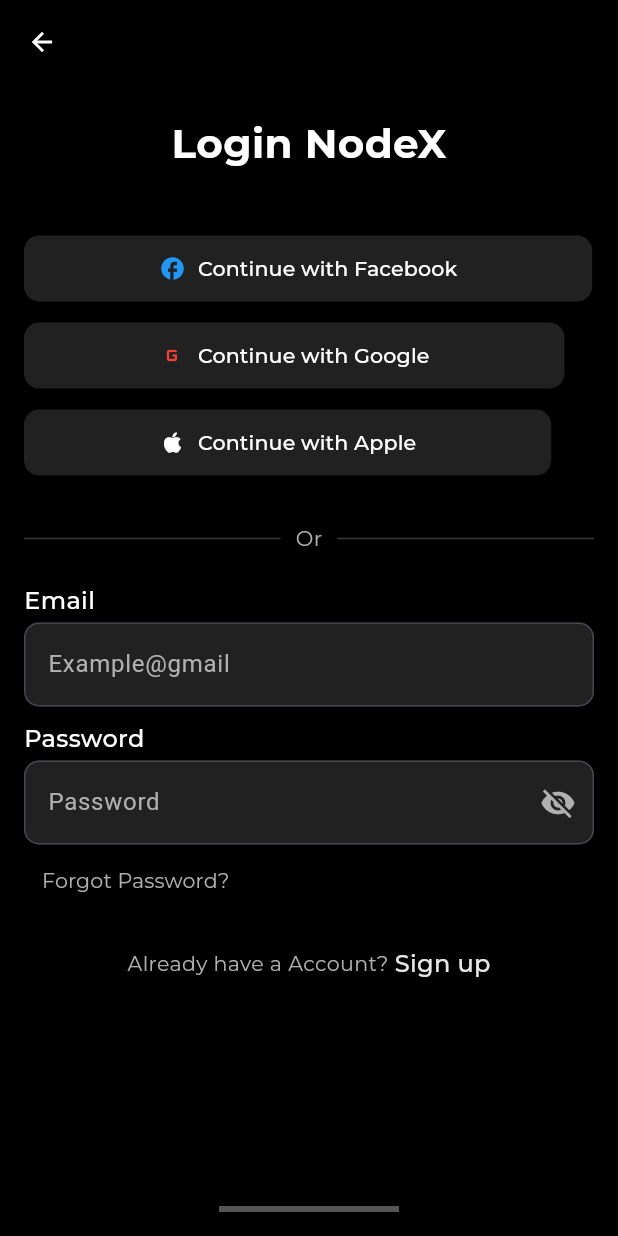
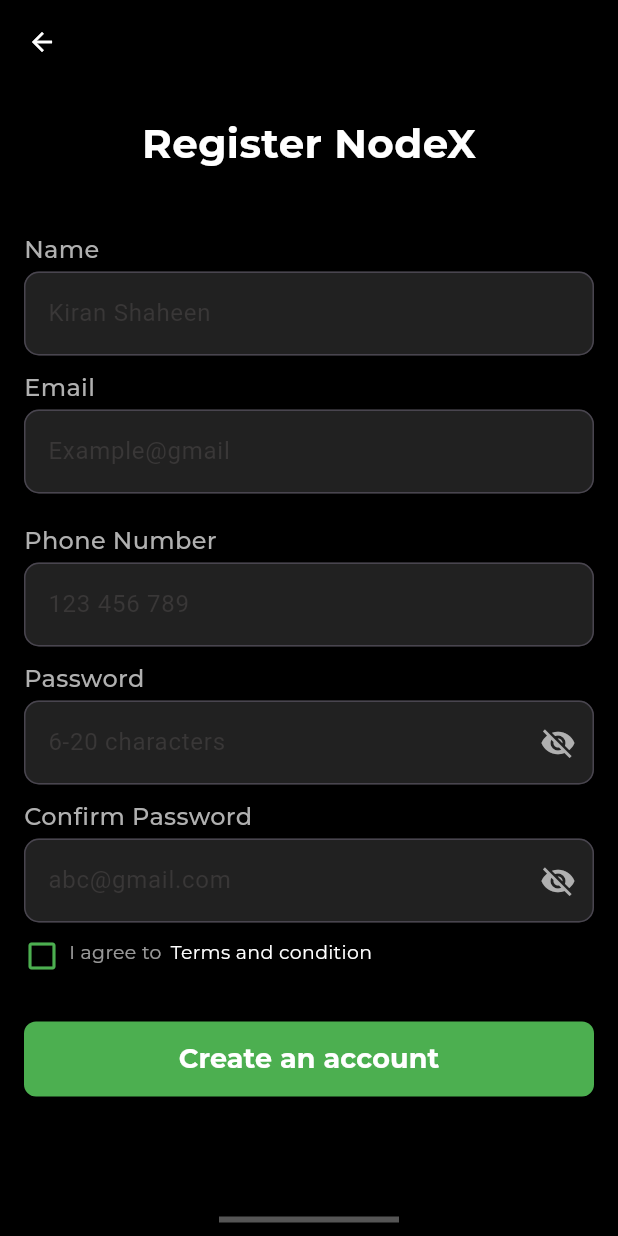
Before and after one commit to Amreen3601/nodex_wallet_app, a Flutter app: the LoginNodeXScreen screen opened by its route, after a tap on "Sign up", on a phone screen of 412 x 824 dp. Run offline on Flutter 3.47's test engine with Material 3 defaults, Android fonts, the phone set to English and light mode, and no system bars; our stand-ins replace flutter_screenutil, font_awesome_flutter, google_fonts.

Commit message:
registration page added

```diff
--- a/lib/constants/custom_widgets/custom_text_feild.dart
+++ b/lib/constants/custom_widgets/custom_text_feild.dart
@@ -8,6 +8,7 @@ class CustomTextField extends StatelessWidget {
   final IconData? suffixIcon;
   final bool isPassword;
   final VoidCallback? onSuffixIconTap;
+  final TextInputType keyboardType;
 
   const CustomTextField({
     Key? key,
@@ -18,6 +19,7 @@ class CustomTextField extends StatelessWidget {
     this.suffixIcon,
     this.isPassword = false,
     this.onSuffixIconTap,
+    this.keyboardType = TextInputType.text,
   }) : super(key: key);
 
   @override
@@ -26,9 +28,10 @@ class CustomTextField extends StatelessWidget {
       controller: controller,
       obscureText: obscureText,
       style: const TextStyle(color: AppColors.whiteOpacity90),
+      keyboardType: keyboardType,
       decoration: InputDecoration(
         hintText: hintText,
-        hintStyle: const TextStyle(color: AppColors.lightGrey),
+        hintStyle: const TextStyle(color: AppColors.customGrey),
         filled: true,
         fillColor: AppColors.grey900,
         border: OutlineInputBorder(
--- a/lib/constants/routes/app_routes.dart
+++ b/lib/constants/routes/app_routes.dart
@@ -1,9 +1,10 @@
 import 'package:crypto_wallet_app/constants/utils/exports.dart';
+import 'package:crypto_wallet_app/view/auth_screen/authentication_screen.dart/registration_page.dart';
 
 class ScreenRoutes {
   static const String onboarding = "onboarding";
   static const String loginScreen = "loginScreen";
-
+ static const String registerScreen = "registerScreen";
   static Route<dynamic> generateRoute(RouteSettings settings) {
     switch (settings.name) {
       case onboarding:
@@ -13,6 +14,10 @@ class ScreenRoutes {
       case loginScreen:
         return MaterialPageRoute(
             builder: (BuildContext context) => const LoginNodeXScreen());
+
+              case registerScreen:
+        return MaterialPageRoute(
+            builder: (BuildContext context) => const RegistrationNodeXScreen());
 
       default:
         return MaterialPageRoute(builder: (_) {
--- a/lib/constants/utils/exports.dart
+++ b/lib/constants/utils/exports.dart
@@ -13,7 +13,7 @@ export 'package:flutter/gestures.dart';
 export 'package:font_awesome_flutter/font_awesome_flutter.dart';
 export 'package:crypto_wallet_app/constants/custom_widgets/cstm_icon_btn.dart';
 export 'package:crypto_wallet_app/constants/custom_widgets/custom_appbar.dart';
-export 'package:crypto_wallet_app/view/auth_screen/login_page.dart';
+export 'package:crypto_wallet_app/view/auth_screen/authentication_screen.dart/login_page.dart';
 export 'package:crypto_wallet_app/constants/custom_widgets/custom_text_feild.dart';
 export 'package:crypto_wallet_app/constants/utils/validation.dart';
 export 'package:crypto_wallet_app/model/onboarding.dart';
--- a/lib/constants/utils/validation.dart
+++ b/lib/constants/utils/validation.dart
@@ -8,15 +8,51 @@ class Validation {
         .hasMatch(value)) {
       return "Please enter valid email";
     }
-
     return null;
   }
 
+  // Password text field validation
   static passwordValidation(value) {
     if (value.isEmpty) {
       return "Enter Your Password";
     } else if (value.length < 8) {
       return "Password At least 8 Characters";
     }
+    return null;
+  }
+
+  // Phone text field validation
+  static phoneValidation(value) {
+    String pattern = r'^(?:[+0][1-9])?[0-9]{11}$';
+    RegExp regExp = RegExp(pattern);
+
+    if (value.isEmpty) {
+      return "Enter Your Phone Number";
+    } else if (!regExp.hasMatch(value)) {
+      return "Enter Valid Phone Number";
+    }
+    return null;
+  }
+
+  // Name text field validation
+  static nameValidation(value) {
+    if (value.isEmpty) {
+      return "Enter Your Name";
+    } else if (value.length < 2) {
+      return "Name must be at least 2 characters";
+    } else if (!RegExp(r"^[a-zA-Z ]+$").hasMatch(value)) {
+      return "Name should contain only alphabets and spaces";
+    }
+    return null;
+  }
+
+   // Confirm password validation
+  static confirmPasswordValidation(String confirmPassword, String password) {
+    if (confirmPassword.isEmpty) {
+      return "Confirm your password";
+    } else if (confirmPassword != password) {
+      return "Passwords do not match";
+    }
+    return null;
   }
 }
--- a/lib/controller/auth_controller.dart
+++ b/lib/controller/auth_controller.dart
@@ -3,6 +3,11 @@ import 'package:crypto_wallet_app/constants/utils/exports.dart';
 class AuthProvider extends ChangeNotifier {
   TextEditingController loginemailController = TextEditingController();
   TextEditingController loginpasswordController = TextEditingController();
+  TextEditingController RegNameController = TextEditingController();
+  TextEditingController RegemailController = TextEditingController();
+  TextEditingController RegPasswordController = TextEditingController();
+  TextEditingController RegConfirmPassController = TextEditingController();
+  TextEditingController RegPhoneController = TextEditingController();
 
   int _currentStep = 0;
 
@@ -40,4 +45,12 @@ class AuthProvider extends ChangeNotifier {
     _isPasswordVisible = !_isPasswordVisible;
     notifyListeners();
   }
+
+   bool isRemember = false;
+  //===Remember_Me===//
+
+  rememberMe() {
+    isRemember = !isRemember;
+    notifyListeners();
+  }
 }
--- a/lib/view/auth_screen/login_page.dart
+++ b/lib/view/auth_screen/authentication_screen.dart/login_page.dart
@@ -10,7 +10,6 @@ class LoginNodeXScreen extends StatelessWidget {
       backgroundColor: AppColors.secondaryColor,
       appBar: CustomAppBar(onPressed: () {
         Navigator.pop(context);
-        // Navigator.pushNamed(context, ScreenRoutes.loginScreen,
       }),
       body: Consumer<AuthProvider>(
         builder: (context, authProvider, child) {
@@ -61,7 +60,7 @@ class LoginNodeXScreen extends StatelessWidget {
                   20.heightBox,
                   'Email'.toText(
                     textStyle:
-                        MyTextStyles.medium(color: AppColors.primaryColor),
+                        MyTextStyles.medium(color: AppColors.lightGrey),
                   ),
                   3.heightBox,
                   CustomTextField(
@@ -74,7 +73,7 @@ class LoginNodeXScreen extends StatelessWidget {
                   10.heightBox,
                   'Password'.toText(
                     textStyle:
-                        MyTextStyles.medium(color: AppColors.primaryColor),
+                        MyTextStyles.medium(color: AppColors.lightGrey),
                   ),
                   3.heightBox,
                   CustomTextField(
@@ -108,7 +107,8 @@ class LoginNodeXScreen extends StatelessWidget {
                               color: AppColors.lightGrey, fontSize: 12.sp)),
                       GestureDetector(
                           onTap: () {
-                            // Navigate to Sign up
+                            Navigator.pushNamed(
+                                context, ScreenRoutes.registerScreen);
                           },
                           child: 'Sign up'.toText(
                               textStyle: MyTextStyles.medium(
--- /dev/null
+++ b/lib/view/auth_screen/authentication_screen.dart/registration_page.dart
@@ -0,0 +1,151 @@
+import 'package:crypto_wallet_app/constants/utils/exports.dart';
+
+class RegistrationNodeXScreen extends StatelessWidget {
+  const RegistrationNodeXScreen({super.key});
+
+  @override
+  Widget build(BuildContext context) {
+    final GlobalKey<FormState> _formKey = GlobalKey<FormState>();
+    return Scaffold(
+      backgroundColor: AppColors.secondaryColor,
+      appBar: CustomAppBar(onPressed: () {
+        Navigator.pop(context);
+      }),
+      body: Consumer<AuthProvider>(
+        builder: (context, authProvider, child) {
+          return SingleChildScrollView(
+            child: Form(
+              key: _formKey,
+              child: Column(
+                crossAxisAlignment: CrossAxisAlignment.start,
+                children: [
+                  20.heightBox,
+                  'Register NodeX'
+                      .toText(textStyle: MyTextStyles.bold(fontSize: 27))
+                      .center,
+                  40.heightBox,
+                  'Name'.toText(
+                    textStyle: MyTextStyles.medium(color: AppColors.lightGrey),
+                  ),
+                  3.heightBox,
+                  CustomTextField(
+                    controller: authProvider.RegNameController,
+                    hintText: 'Kiran Shaheen',
+                    validator: (value) {
+                      return Validation.nameValidation(value);
+                    },
+                  ),
+                  10.heightBox,
+                  'Email'.toText(
+                    textStyle: MyTextStyles.medium(color: AppColors.lightGrey),
+                  ),
+                  3.heightBox,
+                  CustomTextField(
+                    controller: authProvider.RegemailController,
+                    hintText: 'Example@gmail',
+                    validator: (value) {
+                      return Validation.emailValidation(value);
+                    },
+                  ),
+                  10.heightBox,
+                  10.heightBox,
+                  'Phone Number'.toText(
+                    textStyle: MyTextStyles.medium(color: AppColors.lightGrey),
+                  ),
+                  3.heightBox,
+                  CustomTextField(
+                    controller: authProvider.RegPhoneController,
+                    hintText: '123 456 789',
+                    keyboardType: TextInputType.phone,
+                    validator: (value) {
+                      return Validation.phoneValidation(value);
+                    },
+                  ),
+                  10.heightBox,
+                  'Password'.toText(
+                    textStyle: MyTextStyles.medium(color: AppColors.lightGrey),
+                  ),
+                  3.heightBox,
+                  CustomTextField(
+                    controller: authProvider.RegPasswordController,
+                    hintText: '6-20 characters',
+                    obscureText: !authProvider.isPasswordVisible,
+                    suffixIcon: authProvider.isPasswordVisible
+                        ? Icons.visibility
+                        : Icons.visibility_off,
+                    onSuffixIconTap: () {
+                      authProvider.passwordVisibility();
+                    },
+                    validator: (value) {
+                      return Validation.passwordValidation(value);
+                    },
+                  ),
+                  10.heightBox,
+                  'Confirm Password'.toText(
+                    textStyle: MyTextStyles.medium(color: AppColors.lightGrey),
+                  ),
+                  3.heightBox,
+                  CustomTextField(
+                    controller: authProvider.RegConfirmPassController,
+                    hintText: 'abc@gmail.com',
+                    obscureText: !authProvider.isPasswordVisible,
+                    suffixIcon: authProvider.isPasswordVisible
+                        ? Icons.visibility
+                        : Icons.visibility_off,
+                    onSuffixIconTap: () {
+                      authProvider.passwordVisibility();
+                    },
+                    validator: (value) {
+                      return Validation.confirmPasswordValidation(
+                          value!, authProvider.RegPasswordController.text);
+                    },
+                  ),
+                  10.heightBox,
+                  Wrap(
+                    spacing: 6.0,
+                    children: [
+                      InkWell(
+                        onTap: () {
+                          authProvider.rememberMe();
+                        },
+                        child: Icon(
+                          authProvider.isRemember
+                              ? Icons.check_box
+                              : Icons.check_box_outline_blank,
+                          color: AppColors.greencolor,
+                        ),
+                      ),
+                      "I agree to\n".toText(
+                        textStyle: MyTextStyles.regular(
+                          color: AppColors.lightWhite60,
+                          fontSize: 11.sp,
+                        ),
+                      ),
+                      InkWell(
+                        onTap: () {},
+                        child: "Terms and condition".toText(
+                          textStyle: MyTextStyles.regular(
+                            color: AppColors.primaryColor,
+                            fontSize: 11.sp,
+                          ),
+                        ),
+                      ),
+                    ],
+                  ),
+                  20.heightBox,
+                  CustomElevatedButton(
+                    text: 'Create an account',
+                    onPressed: () => {},
+                  ),
+                  80.heightBox,
+                  CustomLine().center,
+                  10.heightBox,
+                ],
+              ).paddingSymmetric(horizontal: 16),
+            ),
+          );
+        },
+      ),
+    );
+  }
+}
```
